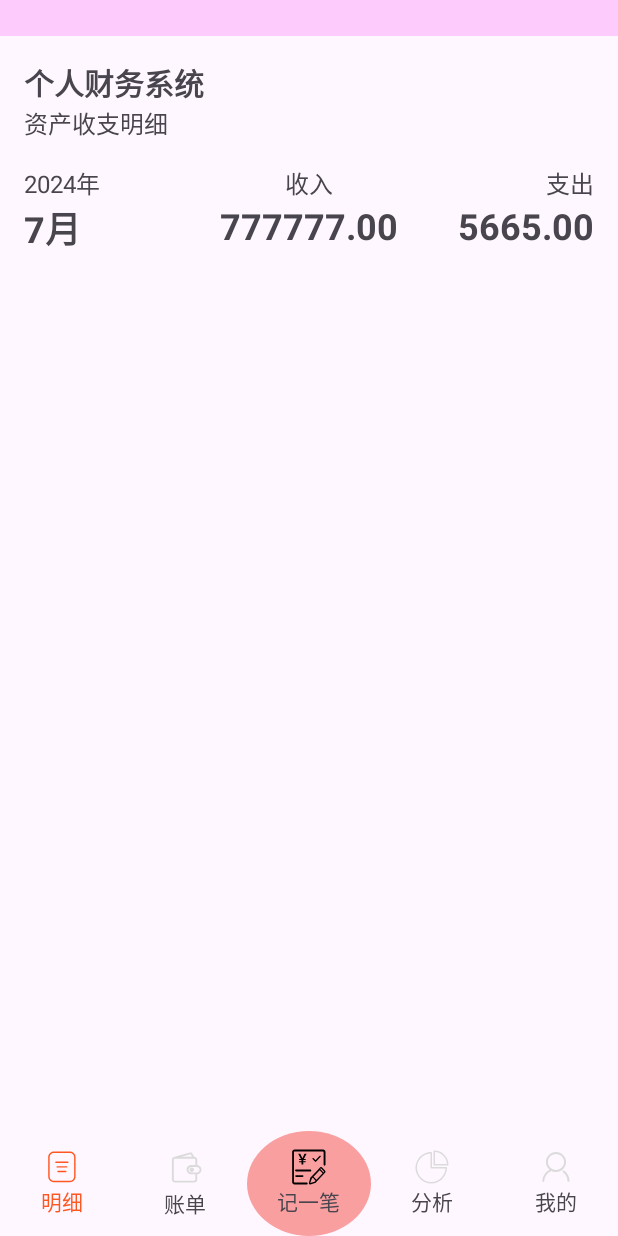
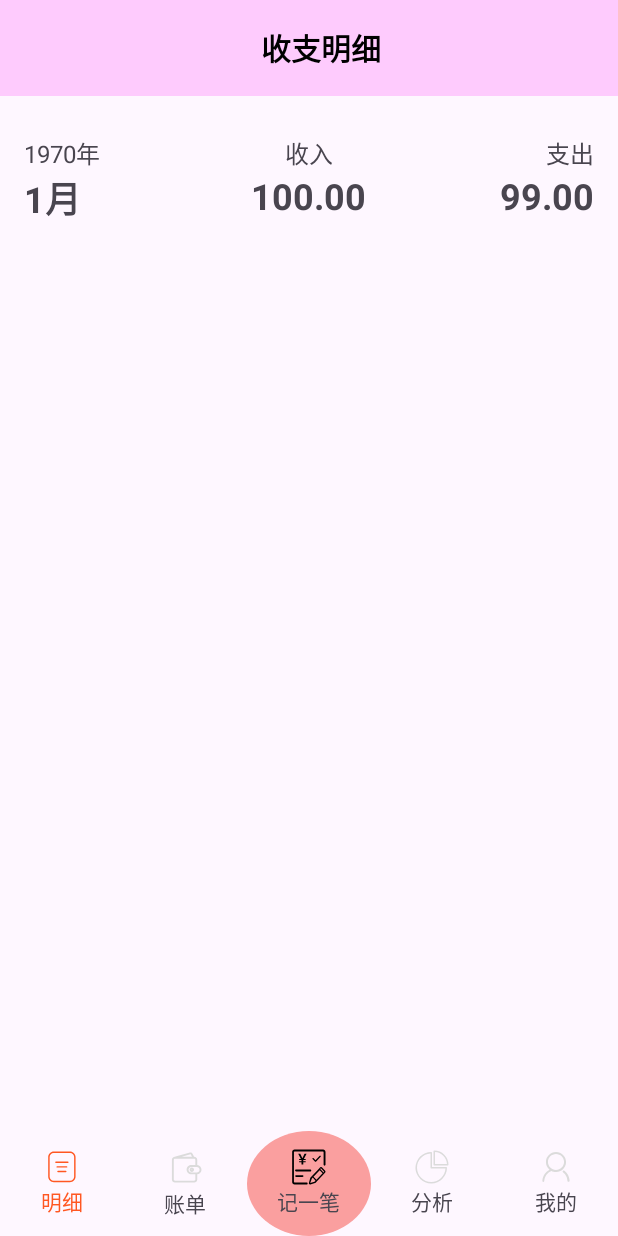
Before and after one commit to DMUGZT/Android_main, an Android app: the screen it shows after launch (MainActivity), on a phone screen of 412 x 824 dp. Run offline under Robolectric (Android 15) with nearby library versions, the phone set to English and light mode, and no system bars; 1 statement that could not run was skipped.

Commit message:
明细表前端代码

```diff
--- a/app/src/main/res/layout/fragment_details.xml
+++ b/app/src/main/res/layout/fragment_details.xml
@@ -3,38 +3,45 @@
     android:layout_width="match_parent"
     android:layout_height="match_parent"
     android:orientation="vertical">
+    <!-- 顶部栏部分 -->
+    <com.google.android.material.appbar.AppBarLayout
+        android:id="@+id/appBarLayout"
+        android:layout_width="match_parent"
+        android:layout_height="wrap_content"
+        android:theme="@style/ThemeOverlay.MaterialComponents.ActionBar"
+        app:layout_constraintTop_toTopOf="parent">
 
-    <View
-        android:layout_width="match_parent"
-        android:layout_height="24dp"
-        android:background="@color/pink" />
-    <!-- 顶部标题部分 -->
+        <com.google.android.material.appbar.MaterialToolbar
+            android:id="@+id/topAppBar"
+            android:layout_width="match_parent"
+            android:layout_height="?attr/actionBarSize"
+            android:background="@color/pink"
+            app:layout_scrollFlags="scroll|enterAlways">
+
+            <TextView
+                android:layout_width="match_parent"
+                android:layout_height="wrap_content"
+                android:text="收支明细"
+                android:textSize="20sp"
+                android:textStyle="bold"
+                android:textColor="@android:color/black"
+                android:gravity="center" />
+
+        </com.google.android.material.appbar.MaterialToolbar>
+    </com.google.android.material.appbar.AppBarLayout>
+    <!-- 标题部分 -->
     <LinearLayout
         android:layout_width="match_parent"
         android:layout_height="wrap_content"
         android:orientation="vertical"
         android:padding="16dp">
 
-        <TextView
-            android:layout_width="wrap_content"
-            android:layout_height="wrap_content"
-            android:text="个人财务系统"
-            android:textSize="20sp"
-            android:textStyle="bold"/>
-
-        <TextView
-            android:layout_width="wrap_content"
-            android:layout_height="wrap_content"
-            android:text="资产收支明细"
-            android:textSize="16sp"
-            />
-
         <!-- 日期和收入支出信息 -->
         <LinearLayout
             android:layout_width="match_parent"
             android:layout_height="wrap_content"
             android:orientation="horizontal"
-            android:layout_marginTop="16dp">
+            android:layout_marginTop="10dp">
 
             <LinearLayout
                 android:layout_width="0dp"
@@ -45,12 +52,14 @@
                 <TextView
                     android:layout_width="wrap_content"
                     android:layout_height="wrap_content"
-                    android:text="2024年"
+                    android:id="@+id/years"
+                    android:text="1970年"
                     android:textSize="16sp"/>
                 <TextView
                     android:layout_width="wrap_content"
                     android:layout_height="wrap_content"
-                    android:text="7月"
+                    android:id="@+id/months"
+                    android:text="1月"
                     android:textSize="24sp"
                     android:textStyle="bold"/>
             </LinearLayout>
@@ -70,7 +79,8 @@
                 <TextView
                     android:layout_width="wrap_content"
                     android:layout_height="wrap_content"
-                    android:text="777777.00"
+                    android:id="@+id/income_month"
+                    android:text="100.00"
                     android:textSize="24sp"
                     android:textStyle="bold"/>
             </LinearLayout>
@@ -90,7 +100,8 @@
                 <TextView
                     android:layout_width="wrap_content"
                     android:layout_height="wrap_content"
-                    android:text="5665.00"
+                    android:id="@+id/payment"
+                    android:text="99.00"
                     android:textSize="24sp"
                     android:textStyle="bold"/>
             </LinearLayout>
```
